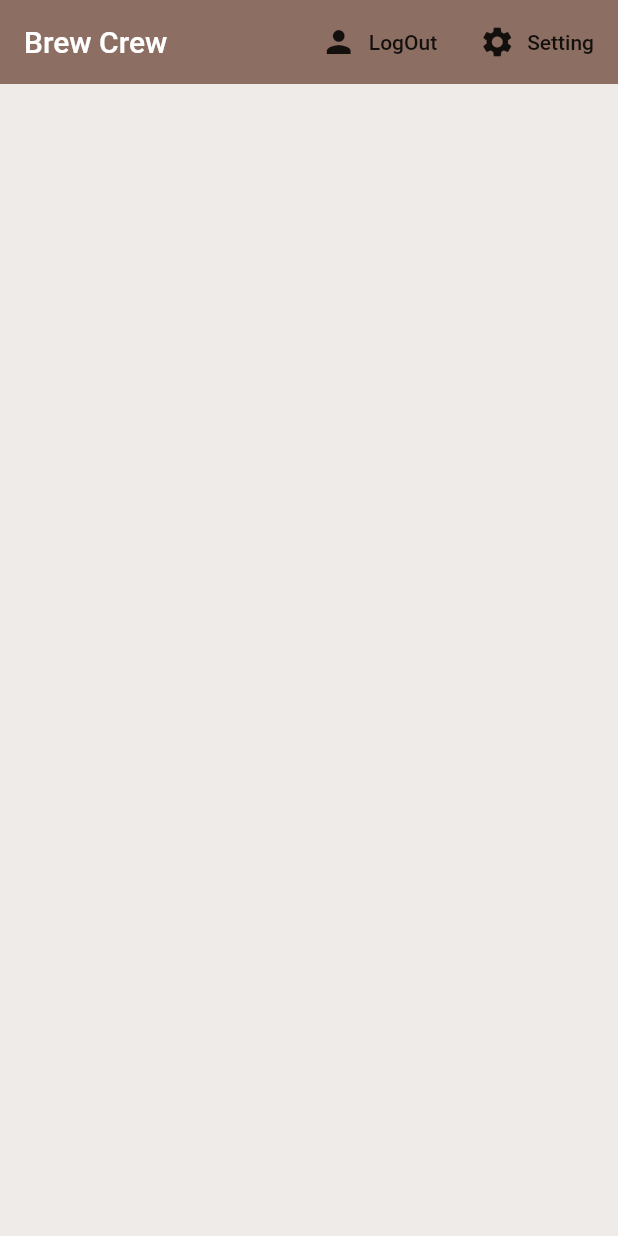
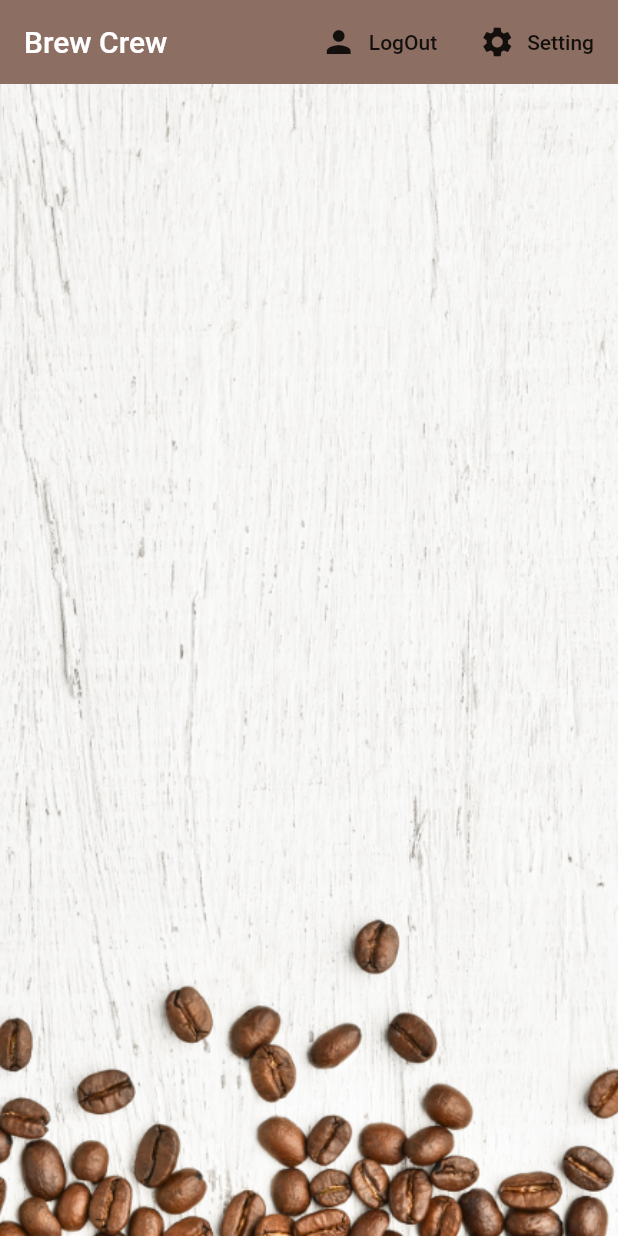
Before and after one commit to MrHKMY/Flutter_BrewCrew, a Flutter app: the screen it shows once a user with an empty profile is signed in, on a phone screen of 412 x 824 dp. Run offline on Flutter 3.47's test engine with Material 2 defaults, Android fonts, the phone set to English and light mode, and no system bars; our stand-ins replace cloud_firestore, firebase_auth, firebase_core, flutter_spinkit; accounts and stored records are empty.

Commit message:
Final Polish

```diff
--- a/crew_brew/lib/screens/home/brew_tile.dart
+++ b/crew_brew/lib/screens/home/brew_tile.dart
@@ -16,6 +16,7 @@ class BrewTile extends StatelessWidget {
           leading: CircleAvatar(
             radius: 25,
             backgroundColor: Colors.brown[brew.strength],
+            backgroundImage: AssetImage("assets/coffee_icon.png"),
           ),
           title: Text(brew.name),
           subtitle: Text(brew.sugars),
--- a/crew_brew/lib/screens/home/home.dart
+++ b/crew_brew/lib/screens/home/home.dart
@@ -37,7 +37,14 @@ class Home extends StatelessWidget {
             FlatButton.icon(onPressed: () => _showSettingsPanel(), icon: Icon(Icons.settings), label: Text("Setting"))
           ],
         ),
-        body: BrewList(),
+        body: Container(
+          decoration: BoxDecoration(
+            image: DecorationImage(
+              image: AssetImage("assets/coffee_bg.png"),
+              fit: BoxFit.cover
+            )
+          ),
+            child: BrewList()),
       ),
     );
   }
--- a/crew_brew/pubspec.yaml
+++ b/crew_brew/pubspec.yaml
@@ -49,7 +49,8 @@ flutter:
   uses-material-design: true
 
   # To add assets to your application, add an assets section, like this:
-  # assets:
+  assets:
+    - assets/
   #   - images/a_dot_burr.jpeg
   #   - images/a_dot_ham.jpeg
 
```
Also changed, not shown: crew_brew/assets/coffee_bg.png (added), crew_brew/assets/coffee_icon.png (added).
